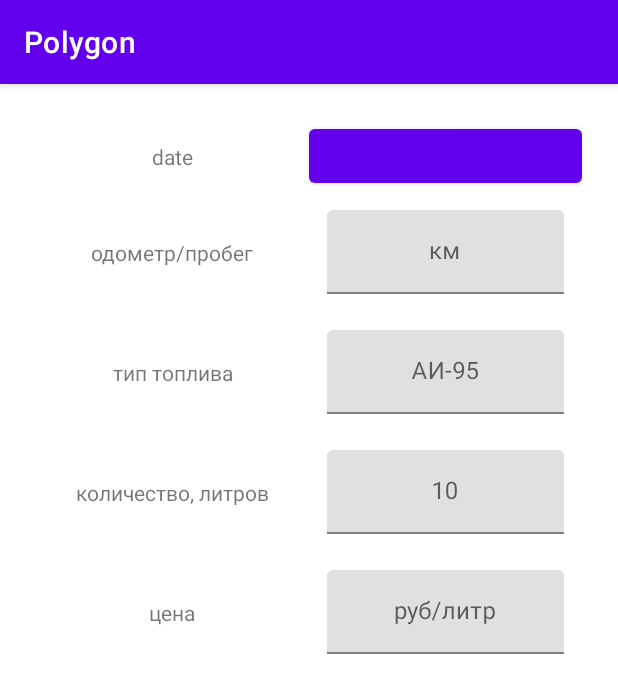
After one commit to shjman/polygon, an Android app: the RefuelingFragment screen opened through its navigation route, on a phone screen of 412 x 824 dp. The commit adds this screen. Shown: the top 693 px of the screen. Run offline under Robolectric (Android 15) with nearby library versions, the phone set to English and light mode, and no system bars; our stand-ins replace Dagger/Hilt's generated code, Timber; libraries missing offline, so code that uses them is left out: by.kirich1409.viewbindingdelegate, reactivecircus.flowbinding.android; 1 statement that could not run was skipped.

Commit message:
add raw refueling fragment  fix and add navigation

```diff
--- a/app/src/main/java/com/shjman/polygon/ui/home/HomeFragment.kt
+++ b/app/src/main/java/com/shjman/polygon/ui/home/HomeFragment.kt
@@ -5,6 +5,7 @@ import android.view.View
 import androidx.fragment.app.Fragment
 import androidx.fragment.app.viewModels
 import androidx.lifecycle.lifecycleScope
+import androidx.navigation.fragment.findNavController
 import by.kirich1409.viewbindingdelegate.viewBinding
 import com.google.android.material.snackbar.Snackbar
 import com.shjman.polygon.R
@@ -68,6 +69,11 @@ class HomeFragment : Fragment(R.layout.fragment_home) {
             }
             .catch { Timber.e(it, "binding.addModel.clicks() error") }
             .launchIn(viewLifecycleOwner.lifecycleScope)
+
+        binding.addRefueling.clicks()
+            .onEach { findNavController().navigate(HomeFragmentDirections.fromHomeToRefueling()) }
+            .catch { Timber.e(it, "binding.addRefueling.clicks() error") }
+            .launchIn(viewLifecycleOwner.lifecycleScope)
     }
 
     private fun showMessage(message: String) {
--- /dev/null
+++ b/app/src/main/java/com/shjman/polygon/ui/home/refueling/RefuelingFragment.kt
@@ -0,0 +1,11 @@
+package com.shjman.polygon.ui.home.refueling
+
+import androidx.fragment.app.Fragment
+import by.kirich1409.viewbindingdelegate.viewBinding
+import com.shjman.polygon.R
+import com.shjman.polygon.databinding.FragmentRefuelingBinding
+
+class RefuelingFragment : Fragment(R.layout.fragment_refueling) {
+
+    private val binding by viewBinding(FragmentRefuelingBinding::bind)
+}
--- a/app/src/main/java/com/shjman/polygon/ui/splash/SplashFragment.kt
+++ b/app/src/main/java/com/shjman/polygon/ui/splash/SplashFragment.kt
@@ -35,7 +35,7 @@ class SplashFragment : Fragment(R.layout.fragment_splash) {
         viewModel.navigationDelay
             .onEach {
                 delay(1000)
-                findNavController().navigate(R.id.from_splash_to_home)
+                findNavController().navigate(SplashFragmentDirections.fromSplashToHome())
             }
             .catch { Timber.e("error while handle viewModel.navigationDelay") }
             .launchIn(lifecycleScope)
--- /dev/null
+++ b/app/src/main/res/drawable/ic_gas_station.xml
@@ -0,0 +1,10 @@
+<vector
+    xmlns:android="http://schemas.android.com/apk/res/android"
+    android:width="24dp"
+    android:height="24dp"
+    android:viewportWidth="24"
+    android:viewportHeight="24">
+    <path
+        android:fillColor="#000000"
+        android:pathData="M18,10A1,1 0,0 1,17 9A1,1 0,0 1,18 8A1,1 0,0 1,19 9A1,1 0,0 1,18 10M12,10H6V5H12M19.77,7.23L19.78,7.22L16.06,3.5L15,4.56L17.11,6.67C16.17,7 15.5,7.93 15.5,9A2.5,2.5 0,0 0,18 11.5C18.36,11.5 18.69,11.42 19,11.29V18.5A1,1 0,0 1,18 19.5A1,1 0,0 1,17 18.5V14C17,12.89 16.1,12 15,12H14V5C14,3.89 13.1,3 12,3H6C4.89,3 4,3.89 4,5V21H14V13.5H15.5V18.5A2.5,2.5 0,0 0,18 21A2.5,2.5 0,0 0,20.5 18.5V9C20.5,8.31 20.22,7.68 19.77,7.23Z" />
+</vector>
--- a/app/src/main/res/layout/fragment_home.xml
+++ b/app/src/main/res/layout/fragment_home.xml
@@ -1,6 +1,7 @@
 <?xml version="1.0" encoding="utf-8"?>
 <androidx.constraintlayout.widget.ConstraintLayout xmlns:android="http://schemas.android.com/apk/res/android"
     xmlns:app="http://schemas.android.com/apk/res-auto"
+    xmlns:tools="http://schemas.android.com/tools"
     android:layout_width="match_parent"
     android:layout_height="match_parent">
 
@@ -51,4 +52,14 @@
         app:layout_constraintStart_toStartOf="parent"
         app:layout_constraintTop_toTopOf="parent" />
 
+    <com.google.android.material.floatingactionbutton.FloatingActionButton
+        android:id="@+id/add_refueling"
+        android:layout_width="wrap_content"
+        android:layout_height="wrap_content"
+        android:layout_margin="@dimen/keyline5"
+        android:src="@drawable/ic_gas_station"
+        app:layout_constraintBottom_toBottomOf="parent"
+        app:layout_constraintEnd_toEndOf="parent"
+        tools:ignore="ContentDescription" />
+
 </androidx.constraintlayout.widget.ConstraintLayout>
--- /dev/null
+++ b/app/src/main/res/layout/fragment_refueling.xml
@@ -0,0 +1,152 @@
+<?xml version="1.0" encoding="utf-8"?>
+<androidx.constraintlayout.widget.ConstraintLayout xmlns:android="http://schemas.android.com/apk/res/android"
+    xmlns:app="http://schemas.android.com/apk/res-auto"
+    xmlns:tools="http://schemas.android.com/tools"
+    android:layout_width="match_parent"
+    android:layout_height="match_parent"
+    android:padding="@dimen/keyline5">
+
+    <com.google.android.material.textview.MaterialTextView
+        android:id="@+id/date_field"
+        android:layout_width="0dp"
+        android:layout_height="wrap_content"
+        android:gravity="center"
+        android:text="date"
+        app:layout_constraintBottom_toBottomOf="@id/date_value"
+        app:layout_constraintEnd_toStartOf="@id/date_value"
+        app:layout_constraintStart_toStartOf="parent"
+        app:layout_constraintTop_toTopOf="@id/date_value" />
+
+    <com.google.android.material.button.MaterialButton
+        android:id="@+id/date_value"
+        android:layout_width="0dp"
+        android:layout_height="wrap_content"
+        android:gravity="center"
+        app:layout_constraintBottom_toTopOf="@id/mileage_layout"
+        app:layout_constraintEnd_toEndOf="parent"
+        app:layout_constraintStart_toEndOf="@id/date_field"
+        app:layout_constraintTop_toTopOf="parent"
+        tools:text="21 февраля 2021" />
+
+    <com.google.android.material.textview.MaterialTextView
+        android:id="@+id/mileage_field"
+        android:layout_width="0dp"
+        android:layout_height="wrap_content"
+        android:gravity="center"
+        android:text="одометр/пробег"
+        app:layout_constraintBottom_toBottomOf="@id/mileage_layout"
+        app:layout_constraintEnd_toStartOf="@id/mileage_layout"
+        app:layout_constraintStart_toStartOf="parent"
+        app:layout_constraintTop_toTopOf="@id/mileage_layout" />
+
+    <com.google.android.material.textfield.TextInputLayout
+        android:id="@+id/mileage_layout"
+        android:layout_width="0dp"
+        android:layout_height="wrap_content"
+        android:padding="@dimen/keyline3"
+        app:layout_constraintBottom_toTopOf="@id/fuel_type_layout"
+        app:layout_constraintEnd_toEndOf="parent"
+        app:layout_constraintStart_toEndOf="@id/date_field"
+        app:layout_constraintTop_toBottomOf="@id/date_value">
+
+        <com.google.android.material.textfield.TextInputEditText
+            android:id="@+id/mileage_value"
+            android:layout_width="match_parent"
+            android:layout_height="wrap_content"
+            android:gravity="center"
+            android:hint="км"
+            android:inputType="number"
+            android:maxLines="1" />
+    </com.google.android.material.textfield.TextInputLayout>
+
+    <com.google.android.material.textview.MaterialTextView
+        android:id="@+id/fuel_type_field"
+        android:layout_width="0dp"
+        android:layout_height="wrap_content"
+        android:gravity="center"
+        android:text="тип топлива"
+        app:layout_constraintBottom_toBottomOf="@id/fuel_type_layout"
+        app:layout_constraintEnd_toStartOf="@id/fuel_type_layout"
+        app:layout_constraintStart_toStartOf="parent"
+        app:layout_constraintTop_toTopOf="@id/fuel_type_layout" />
+
+    <com.google.android.material.textfield.TextInputLayout
+        android:id="@+id/fuel_type_layout"
+        android:layout_width="0dp"
+        android:layout_height="wrap_content"
+        android:padding="@dimen/keyline3"
+        app:layout_constraintBottom_toTopOf="@id/number_liters_layout"
+        app:layout_constraintEnd_toEndOf="parent"
+        app:layout_constraintStart_toEndOf="@id/fuel_type_field"
+        app:layout_constraintTop_toBottomOf="@id/mileage_layout">
+
+        <com.google.android.material.textfield.TextInputEditText
+            android:id="@+id/fuel_type_value"
+            android:layout_width="match_parent"
+            android:layout_height="wrap_content"
+            android:gravity="center"
+            android:hint="АИ-95"
+            android:maxLines="1" />
+    </com.google.android.material.textfield.TextInputLayout>
+
+    <com.google.android.material.textview.MaterialTextView
+        android:id="@+id/number_liters_field"
+        android:layout_width="0dp"
+        android:layout_height="wrap_content"
+        android:gravity="center"
+        android:text="количество, литров"
+        app:layout_constraintBottom_toBottomOf="@id/number_liters_layout"
+        app:layout_constraintEnd_toStartOf="@id/number_liters_layout"
+        app:layout_constraintStart_toStartOf="parent"
+        app:layout_constraintTop_toTopOf="@id/number_liters_layout" />
+
+    <com.google.android.material.textfield.TextInputLayout
+        android:id="@+id/number_liters_layout"
+        android:layout_width="0dp"
+        android:layout_height="wrap_content"
+        android:padding="@dimen/keyline3"
+        app:layout_constraintBottom_toTopOf="@id/price_layout"
+        app:layout_constraintEnd_toEndOf="parent"
+        app:layout_constraintStart_toEndOf="@id/number_liters_field"
+        app:layout_constraintTop_toBottomOf="@id/fuel_type_layout">
+
+        <com.google.android.material.textfield.TextInputEditText
+            android:id="@+id/number_liters_value"
+            android:layout_width="match_parent"
+            android:layout_height="wrap_content"
+            android:gravity="center"
+            android:hint="10"
+            android:maxLines="1" />
+    </com.google.android.material.textfield.TextInputLayout>
+
+    <com.google.android.material.textview.MaterialTextView
+        android:id="@+id/price_field"
+        android:layout_width="0dp"
+        android:layout_height="wrap_content"
+        android:gravity="center"
+        android:text="цена"
+        app:layout_constraintBottom_toBottomOf="@id/price_layout"
+        app:layout_constraintEnd_toStartOf="@id/price_layout"
+        app:layout_constraintStart_toStartOf="parent"
+        app:layout_constraintTop_toTopOf="@id/price_layout" />
+
+    <com.google.android.material.textfield.TextInputLayout
+        android:id="@+id/price_layout"
+        android:layout_width="0dp"
+        android:layout_height="wrap_content"
+        android:padding="@dimen/keyline3"
+        app:layout_constraintEnd_toEndOf="parent"
+        app:layout_constraintStart_toEndOf="@id/price_field"
+        app:layout_constraintTop_toBottomOf="@id/number_liters_layout">
+
+        <com.google.android.material.textfield.TextInputEditText
+            android:id="@+id/price_value"
+            android:layout_width="match_parent"
+            android:layout_height="wrap_content"
+            android:gravity="center"
+            android:hint="руб/литр"
+            android:maxLines="1" />
+    </com.google.android.material.textfield.TextInputLayout>
+
+
+</androidx.constraintlayout.widget.ConstraintLayout>
--- a/app/src/main/res/navigation/main.xml
+++ b/app/src/main/res/navigation/main.xml
@@ -23,6 +23,18 @@
         android:id="@+id/home"
         android:name="com.shjman.polygon.ui.home.HomeFragment"
         android:label="HomeFragment"
-        tools:layout="@layout/fragment_home" />
+        tools:layout="@layout/fragment_home">
+
+        <action
+            android:id="@+id/from_home_to_refueling"
+            app:destination="@id/refueling" />
+
+    </fragment>
+
+    <fragment
+        android:id="@+id/refueling"
+        android:name="com.shjman.polygon.ui.home.refueling.RefuelingFragment"
+        android:label="RefuelingFragment"
+        tools:layout="@layout/fragment_refueling" />
 
 </navigation>
```
